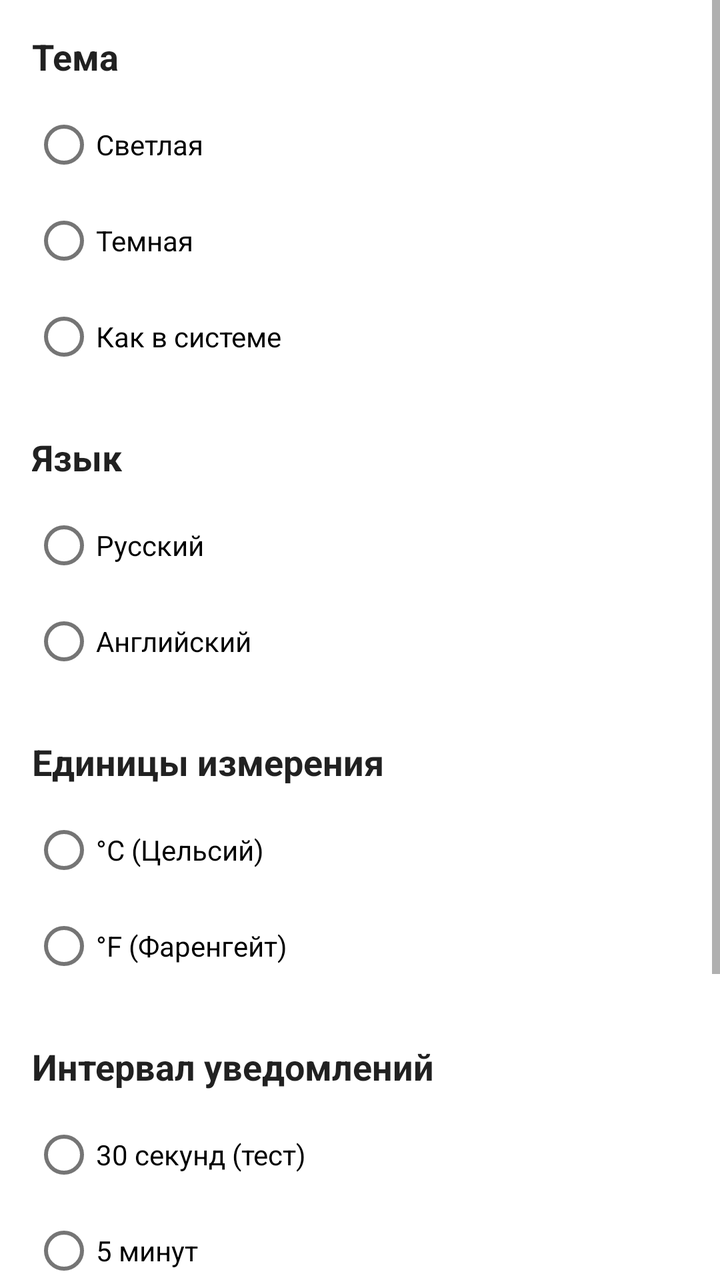
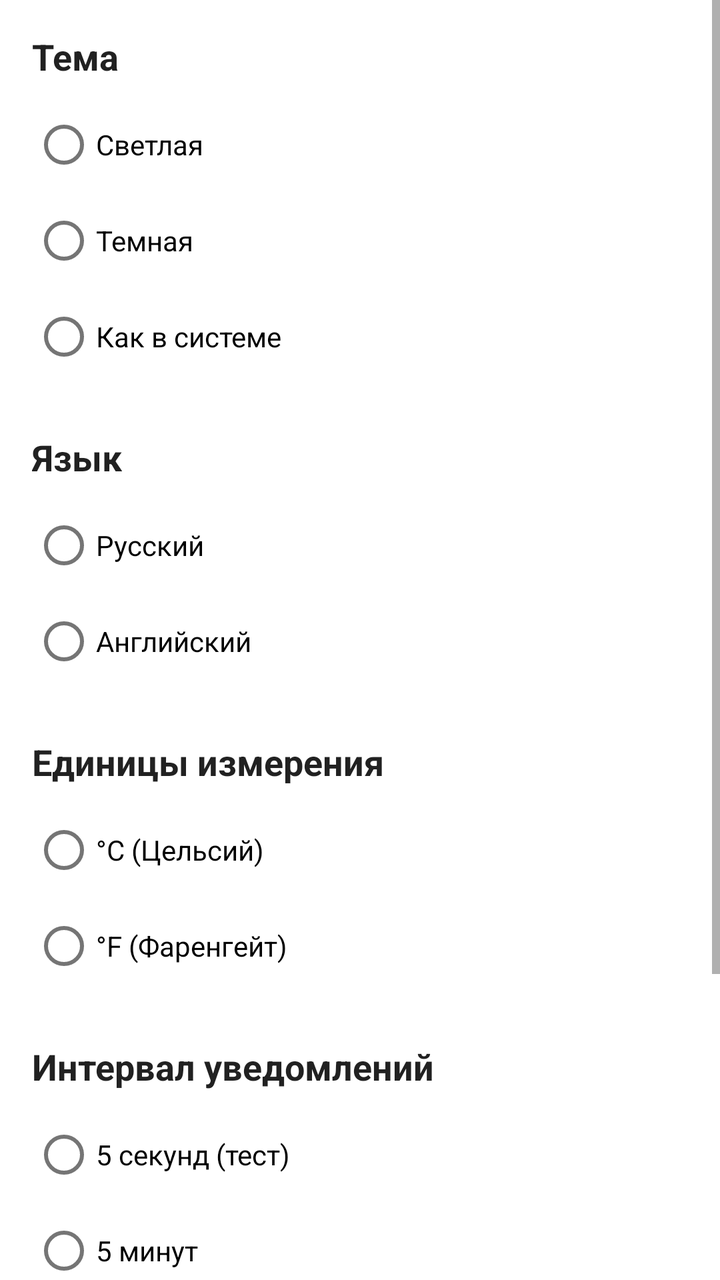

Before-and-after screenshots of an Android layout around one commit, followed by the original layout XML and the change that was made.
<!-- AndroidManifest.xml: application theme AppTheme -->
<!-- res/layout/fragment_settings.xml -->
<?xml version="1.0" encoding="utf-8"?>
<ScrollView xmlns:android="http://schemas.android.com/apk/res/android"
    xmlns:app="http://schemas.android.com/apk/res-auto"
    android:layout_width="match_parent"
    android:layout_height="match_parent"
    android:background="?android:attr/windowBackground">

    <LinearLayout
        android:layout_width="match_parent"
        android:layout_height="wrap_content"
        android:orientation="vertical"
        android:padding="16dp">

        <TextView
            android:layout_width="wrap_content"
            android:layout_height="wrap_content"
            android:text="@string/theme"
            android:textSize="18sp"
            android:textStyle="bold"
            android:textColor="?android:attr/textColorPrimary"
            android:layout_marginBottom="8dp" />

        <RadioGroup
            android:id="@+id/themeRadioGroup"
            android:layout_width="match_parent"
            android:layout_height="wrap_content"
            android:layout_marginBottom="24dp">
            <RadioButton android:id="@+id/lightThemeRadio" android:layout_width="match_parent" android:layout_height="wrap_content" android:text="@string/light_theme" />
            <RadioButton android:id="@+id/darkThemeRadio" android:layout_width="match_parent" android:layout_height="wrap_content" android:text="@string/dark_theme" />
            <RadioButton android:id="@+id/systemThemeRadio" android:layout_width="match_parent" android:layout_height="wrap_content" android:text="@string/system_theme" />
        </RadioGroup>

        <TextView
            android:layout_width="wrap_content"
            android:layout_height="wrap_content"
            android:text="@string/language"
            android:textSize="18sp"
            android:textStyle="bold"
            android:textColor="?android:attr/textColorPrimary"
            android:layout_marginBottom="8dp" />

        <RadioGroup
            android:id="@+id/languageRadioGroup"
            android:layout_width="match_parent"
            android:layout_height="wrap_content"
            android:layout_marginBottom="24dp">
            <RadioButton android:id="@+id/russianRadio" android:layout_width="match_parent" android:layout_height="wrap_content" android:text="@string/russian" />
            <RadioButton android:id="@+id/englishRadio" android:layout_width="match_parent" android:layout_height="wrap_content" android:text="@string/english" />
        </RadioGroup>

        <TextView
            android:layout_width="wrap_content"
            android:layout_height="wrap_content"
            android:text="@string/units"
            android:textSize="18sp"
            android:textStyle="bold"
            android:textColor="?android:attr/textColorPrimary"
            android:layout_marginBottom="8dp" />

        <RadioGroup
            android:id="@+id/unitsRadioGroup"
            android:layout_width="match_parent"
            android:layout_height="wrap_content"
            android:layout_marginBottom="24dp">
            <RadioButton android:id="@+id/celsiusRadio" android:layout_width="match_parent" android:layout_height="wrap_content" android:text="@string/celsius" />
            <RadioButton android:id="@+id/fahrenheitRadio" android:layout_width="match_parent" android:layout_height="wrap_content" android:text="@string/fahrenheit" />
        </RadioGroup>

        <TextView
            android:layout_width="wrap_content"
            android:layout_height="wrap_content"
            android:text="Интервал уведомлений"
            android:textSize="18sp"
            android:textStyle="bold"
            android:textColor="?android:attr/textColorPrimary"
            android:layout_marginBottom="8dp" />

        <RadioGroup
            android:id="@+id/notificationRadioGroup"
            android:layout_width="match_parent"
            android:layout_height="wrap_content"
            android:layout_marginBottom="32dp">
            <RadioButton android:id="@+id/notify30s" android:layout_width="match_parent" android:layout_height="wrap_content" android:text="30 секунд (тест)" />
            <RadioButton android:id="@+id/notify5m" android:layout_width="match_parent" android:layout_height="wrap_content" android:text="5 минут" />
            <RadioButton android:id="@+id/notify60m" android:layout_width="match_parent" android:layout_height="wrap_content" android:text="60 минут" />
            <RadioButton android:id="@+id/notifyOff" android:layout_width="match_parent" android:layout_height="wrap_content" android:text="Выключить" />
        </RadioGroup>

        <Button
            android:id="@+id/saveButton"
            android:layout_width="match_parent"
            android:layout_height="wrap_content"
            android:text="@string/save" />

    </LinearLayout>
</ScrollView>
<!-- resources referenced by this layout -->
<resources>
  <string name="celsius">°C (Цельсий)</string>
  <string name="dark_theme">Темная</string>
  <string name="english">Английский</string>
  <string name="fahrenheit">°F (Фаренгейт)</string>
  <string name="language">Язык</string>
  <string name="light_theme">Светлая</string>
  <string name="russian">Русский</string>
  <string name="save">Сохранить</string>
  <string name="system_theme">Как в системе</string>
  <string name="theme">Тема</string>
  <string name="units">Единицы измерения</string>
  <style name="AppTheme" parent="Theme.MaterialComponents.DayNight.NoActionBar">
          <item name="colorPrimary">@color/purple_500</item>
          <item name="colorPrimaryDark">@color/purple_700</item>
          <item name="colorAccent">@color/teal_200</item>
  
          <item name="android:windowBackground">?attr/colorSurface</item>
      </style>
  <color name="purple_500">#6200EE</color>
  <color name="purple_700">#3700B3</color>
  <color name="teal_200">#03DAC5</color>
</resources>

<!-- the commit's change to res/layout/fragment_settings.xml (unified diff, before → after) -->
@@ -80,7 +80,7 @@
             android:layout_width="match_parent"
             android:layout_height="wrap_content"
             android:layout_marginBottom="32dp">
-            <RadioButton android:id="@+id/notify30s" android:layout_width="match_parent" android:layout_height="wrap_content" android:text="30 секунд (тест)" />
+            <RadioButton android:id="@+id/notify30s" android:layout_width="match_parent" android:layout_height="wrap_content" android:text="5 секунд (тест)" />
             <RadioButton android:id="@+id/notify5m" android:layout_width="match_parent" android:layout_height="wrap_content" android:text="5 минут" />
             <RadioButton android:id="@+id/notify60m" android:layout_width="match_parent" android:layout_height="wrap_content" android:text="60 минут" />
             <RadioButton android:id="@+id/notifyOff" android:layout_width="match_parent" android:layout_height="wrap_content" android:text="Выключить" />
